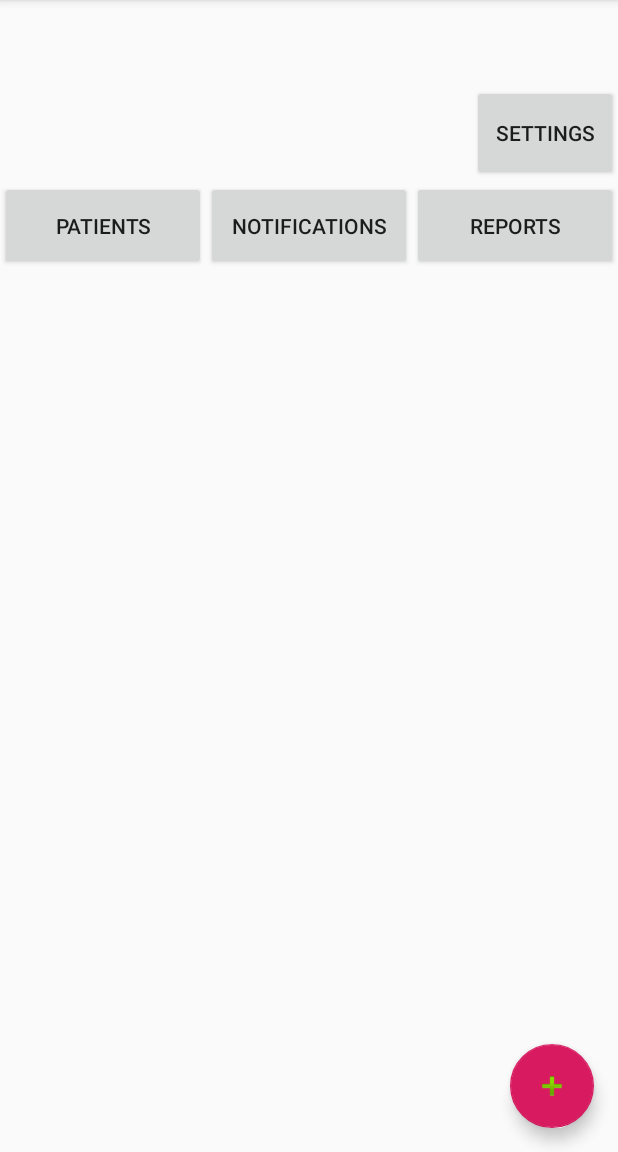
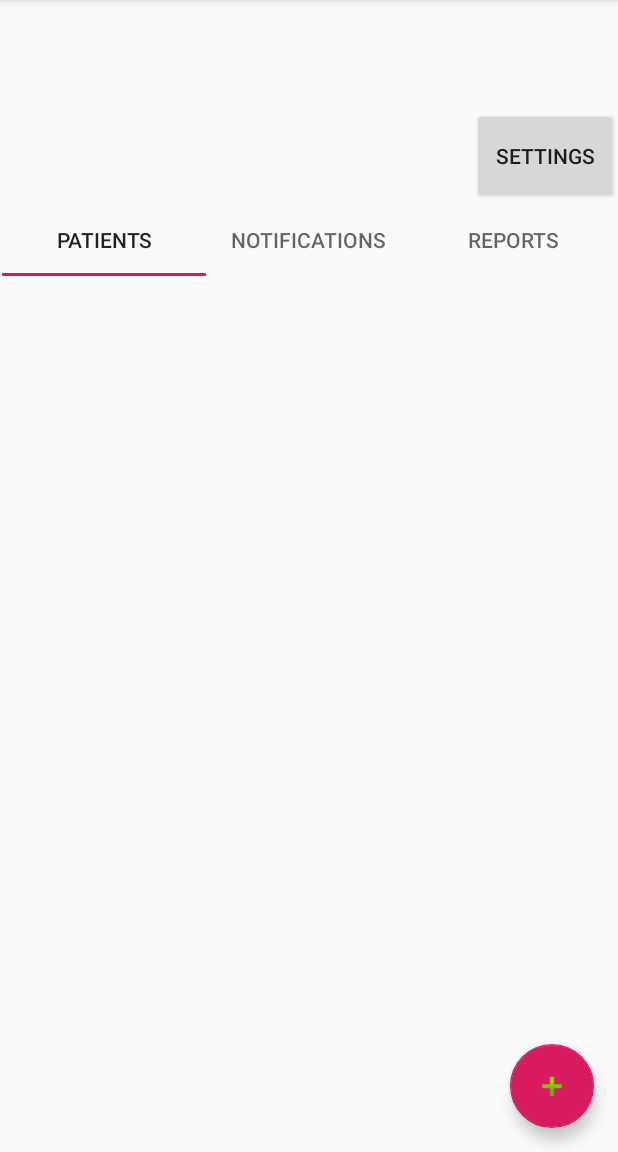
Before and after one commit to Elie-Kh/Grandma-Gear, an Android app: the UserActivity screen opened directly, with no data from a screen before it, on a phone screen of 412 x 824 dp, the part 84-1236 px from its top. Run offline under Robolectric (Android 15) with nearby library versions, the phone set to English and light mode, and no system bars; our stand-ins replace Firebase (no records; nobody signed in at launch, a user with empty details on screens opened directly).

Commit message:
Changed User layout to have tabs. Added comments with TODOs when database has functional data. Will do unit tests and push them a bit later.

```diff
--- /dev/null
+++ b/GrandmaGear/app/src/main/java/com/example/grandmagear/NotificationsTabFragment.java
@@ -0,0 +1,29 @@
+package com.example.grandmagear;
+
+import android.os.Bundle;
+import android.view.LayoutInflater;
+import android.view.View;
+import android.view.ViewGroup;
+import android.widget.Button;
+
+import androidx.annotation.NonNull;
+import androidx.annotation.Nullable;
+import androidx.fragment.app.Fragment;
+
+public class NotificationsTabFragment extends Fragment {
+
+
+    @Nullable
+    @Override
+    public View onCreateView(@NonNull LayoutInflater inflater, @Nullable ViewGroup container, @Nullable Bundle savedInstanceState) {
+        View view = inflater.inflate(R.layout.notifications_tab_fragment, container, false);
+
+        /*Think of way to display notifications.
+         * Possibly a recycler view.
+         * Make adapter for that view.
+         * Adapt it in here.
+         * */
+
+        return view;
+    }
+}
--- /dev/null
+++ b/GrandmaGear/app/src/main/java/com/example/grandmagear/PatientsTabFragment.java
@@ -0,0 +1,37 @@
+package com.example.grandmagear;
+
+import android.os.Bundle;
+import android.view.LayoutInflater;
+import android.view.View;
+import android.view.ViewGroup;
+import android.widget.Button;
+
+import androidx.annotation.NonNull;
+import androidx.annotation.Nullable;
+import androidx.fragment.app.Fragment;
+import androidx.recyclerview.widget.DividerItemDecoration;
+import androidx.recyclerview.widget.LinearLayoutManager;
+import androidx.recyclerview.widget.RecyclerView;
+
+import java.util.ArrayList;
+
+public class PatientsTabFragment extends Fragment {
+
+    private RecyclerView mRecyclerView;
+    private RecyclerViewAdapter mAdapter;
+    protected ArrayList<PatientDevice> mPatientsList;
+
+    @Nullable
+    @Override
+    public View onCreateView(@NonNull LayoutInflater inflater, @Nullable ViewGroup container, @Nullable Bundle savedInstanceState) {
+        View view = inflater.inflate(R.layout.patient_tab_fragment, container, false);
+        mRecyclerView = view.findViewById(R.id.device_recycler);
+        mAdapter = new RecyclerViewAdapter(mPatientsList);
+        mRecyclerView.setAdapter(mAdapter);
+        mRecyclerView.setLayoutManager(new LinearLayoutManager(getActivity()));
+        mRecyclerView.addItemDecoration(new DividerItemDecoration(mRecyclerView.getContext(),
+                DividerItemDecoration.VERTICAL));
+        return view;
+    }
+
+}
--- /dev/null
+++ b/GrandmaGear/app/src/main/java/com/example/grandmagear/ReportsTabFragment.java
@@ -0,0 +1,30 @@
+package com.example.grandmagear;
+
+import android.os.Bundle;
+import android.view.LayoutInflater;
+import android.view.View;
+import android.view.ViewGroup;
+import android.widget.Button;
+
+import androidx.annotation.NonNull;
+import androidx.annotation.Nullable;
+import androidx.fragment.app.Fragment;
+
+public class ReportsTabFragment extends Fragment {
+
+
+    @Nullable
+    @Override
+    public View onCreateView(@NonNull LayoutInflater inflater, @Nullable ViewGroup container, @Nullable Bundle savedInstanceState) {
+        View view = inflater.inflate(R.layout.reports_tab_fragment, container, false);
+
+        /*Think of way to display reports.
+        * Possibly a recycler view.
+        * Make adapter for that view.
+        * Adapt it in here.
+        * */
+
+
+        return view;
+    }
+}
--- /dev/null
+++ b/GrandmaGear/app/src/main/java/com/example/grandmagear/TabsAdapter.java
@@ -0,0 +1,42 @@
+package com.example.grandmagear;
+
+import androidx.annotation.NonNull;
+import androidx.annotation.Nullable;
+import androidx.fragment.app.Fragment;
+import androidx.fragment.app.FragmentManager;
+import androidx.fragment.app.FragmentPagerAdapter;
+
+import java.util.ArrayList;
+import java.util.List;
+
+public class TabsAdapter extends FragmentPagerAdapter {
+
+    private final List<Fragment> mFragmentList = new ArrayList<>();
+    private final List<String> mFragmentTitleList = new ArrayList<>();
+
+    public TabsAdapter(@NonNull FragmentManager fm, int behavior) {
+        super(fm, behavior);
+    }
+
+    public void addFragment(Fragment fragment, String title){
+        mFragmentList.add(fragment);
+        mFragmentTitleList.add(title);
+    }
+
+    @Nullable
+    @Override
+    public CharSequence getPageTitle(int position) {
+        return mFragmentTitleList.get(position);
+    }
+
+    @NonNull
+    @Override
+    public Fragment getItem(int position) {
+        return mFragmentList.get(position);
+    }
+
+    @Override
+    public int getCount() {
+        return mFragmentList.size();
+    }
+}
--- a/GrandmaGear/app/src/main/java/com/example/grandmagear/UserActivity.java
+++ b/GrandmaGear/app/src/main/java/com/example/grandmagear/UserActivity.java
@@ -5,6 +5,7 @@ import androidx.appcompat.app.AppCompatActivity;
 import androidx.recyclerview.widget.DividerItemDecoration;
 import androidx.recyclerview.widget.LinearLayoutManager;
 import androidx.recyclerview.widget.RecyclerView;
+import androidx.viewpager.widget.ViewPager;
 
 import android.content.Intent;
 import android.os.Bundle;
@@ -14,6 +15,7 @@ import android.view.View;
 import android.widget.Button;
 
 import com.google.android.material.floatingactionbutton.FloatingActionButton;
+import com.google.android.material.tabs.TabLayout;
 import com.google.firebase.auth.FirebaseAuth;
 
 import java.util.ArrayList;
@@ -21,31 +23,40 @@ import java.util.ArrayList;
 public class UserActivity extends AppCompatActivity {
     protected MenuItem mLogout;
     protected FirebaseAuth firebaseAuth;
-    protected RecyclerView mRecyclerView;
-    protected RecyclerViewAdapter mAdapter;
-    protected Button mPatients;
-    protected Button mNotifications;
-    protected Button mReports;
     protected Button mSettings;
     protected FloatingActionButton mAddPatient;
-    protected ArrayList<PatientDevice> mPatientsList;
-
+    protected PatientsTabFragment mPatientsTab = new PatientsTabFragment();
+    protected NotificationsTabFragment mNotificationsTab = new NotificationsTabFragment();
+    protected ReportsTabFragment mReportsTab = new ReportsTabFragment();
+    private TabsAdapter mTabsAdapter;
+    private ViewPager mViewPager;
+    public static final int BEHAVIOR_SET_USER_VISIBLE_HINT = 1;
 
     @Override
     protected void onCreate(Bundle savedInstanceState) {
         super.onCreate(savedInstanceState);
         setContentView(R.layout.activity_user);
+
         setupUI();
     }
 
     void setupUI(){
         firebaseAuth = FirebaseAuth.getInstance();
 
-        mPatients = findViewById(R.id.patients_view_button);
-        mNotifications = findViewById(R.id.notifications_button);
-        mReports = findViewById(R.id.reports_button);
+        mViewPager = findViewById(R.id.view_pager);
+        TabLayout tabLayout = findViewById(R.id.tabLayout);
+
         mSettings = findViewById(R.id.client_settings_button);
         mAddPatient = findViewById(R.id.add_patient_button);
+
+        mTabsAdapter = new TabsAdapter(getSupportFragmentManager(),
+                BEHAVIOR_SET_USER_VISIBLE_HINT);
+        mTabsAdapter.addFragment(mPatientsTab, "Patients");
+        mTabsAdapter.addFragment(mNotificationsTab, "Notifications");
+        mTabsAdapter.addFragment(mReportsTab, "Reports");
+        mViewPager.setAdapter(mTabsAdapter);
+
+        tabLayout.setupWithViewPager(mViewPager);
 
         mAddPatient.setOnClickListener(new View.OnClickListener() {
             @Override
@@ -54,13 +65,6 @@ public class UserActivity extends AppCompatActivity {
                 patientFrag.show(getSupportFragmentManager(), "AddPatientFragment");
             }
         });
-
-        mRecyclerView = findViewById(R.id.device_recycler);
-        mAdapter = new RecyclerViewAdapter(mPatientsList);
-        mRecyclerView.setAdapter(mAdapter);
-        mRecyclerView.setLayoutManager(new LinearLayoutManager(this));
-        mRecyclerView.addItemDecoration(new DividerItemDecoration(mRecyclerView.getContext(),
-                DividerItemDecoration.VERTICAL));
     }
 
     public void logout(){
--- a/GrandmaGear/app/src/main/res/layout/activity_user.xml
+++ b/GrandmaGear/app/src/main/res/layout/activity_user.xml
@@ -7,48 +7,13 @@
     tools:context=".UserActivity">
 
     <Button
-        android:id="@+id/reports_button"
-        android:layout_width="137dp"
-        android:layout_height="59dp"
-        android:text="@string/reports"
-        app:layout_constraintBottom_toTopOf="@+id/device_recycler"
-        app:layout_constraintStart_toEndOf="@+id/notifications_button"
-        tools:text="Reports" />
-
-    <Button
-        android:id="@+id/notifications_button"
-        android:layout_width="137dp"
-        android:layout_height="59dp"
-        android:text="@string/notifications"
-        app:layout_constraintBottom_toTopOf="@+id/device_recycler"
-        app:layout_constraintStart_toEndOf="@+id/patients_view_button"
-        tools:text="Notifications" />
-
-    <androidx.recyclerview.widget.RecyclerView
-        android:id="@+id/device_recycler"
-        android:layout_width="match_parent"
-        android:layout_height="wrap_content"
-        android:layout_marginTop="180dp"
-        app:layout_constraintStart_toStartOf="parent"
-        app:layout_constraintTop_toTopOf="parent" />
-
-    <Button
         android:id="@+id/client_settings_button"
         android:layout_width="97dp"
         android:layout_height="64dp"
         android:text="@string/settings"
-        app:layout_constraintBottom_toTopOf="@+id/reports_button"
-        app:layout_constraintEnd_toEndOf="@+id/device_recycler"
+        app:layout_constraintBottom_toTopOf="@+id/tabLayout"
+        app:layout_constraintEnd_toEndOf="parent"
         tools:text="Settings" />
-
-    <Button
-        android:id="@+id/patients_view_button"
-        android:layout_width="137dp"
-        android:layout_height="59dp"
-        android:text="@string/patients"
-        app:layout_constraintBottom_toTopOf="@+id/device_recycler"
-        app:layout_constraintStart_toStartOf="@+id/device_recycler"
-        tools:text="Patients" />
 
     <com.google.android.material.floatingactionbutton.FloatingActionButton
         android:id="@+id/add_patient_button"
@@ -60,4 +25,33 @@
         app:layout_constraintBottom_toBottomOf="parent"
         app:layout_constraintEnd_toEndOf="parent"
         app:srcCompat="@android:drawable/ic_input_add" />
+
+    <com.google.android.material.tabs.TabLayout
+        android:id="@+id/tabLayout"
+        android:layout_width="409dp"
+        android:layout_height="wrap_content"
+        android:layout_marginTop="136dp"
+        app:layout_constraintEnd_toEndOf="parent"
+        app:layout_constraintStart_toStartOf="parent"
+        app:layout_constraintTop_toTopOf="parent">
+
+        <com.google.android.material.tabs.TabItem
+            android:layout_width="wrap_content"
+            android:layout_height="wrap_content" />
+
+        <com.google.android.material.tabs.TabItem
+            android:layout_width="wrap_content"
+            android:layout_height="wrap_content" />
+
+        <com.google.android.material.tabs.TabItem
+            android:layout_width="wrap_content"
+            android:layout_height="wrap_content" />
+    </com.google.android.material.tabs.TabLayout>
+
+    <androidx.viewpager.widget.ViewPager
+        android:id="@+id/view_pager"
+        android:layout_width="409dp"
+        android:layout_height="473dp"
+        app:layout_constraintStart_toStartOf="parent"
+        app:layout_constraintTop_toBottomOf="@+id/tabLayout" />
 </androidx.constraintlayout.widget.ConstraintLayout>
--- a/GrandmaGear/app/src/main/res/layout/disclaimer_fragment.xml
+++ b/GrandmaGear/app/src/main/res/layout/disclaimer_fragment.xml
@@ -8,8 +8,8 @@
 
     <TextView
         android:id="@+id/textView3"
-        android:layout_width="match_parent"
-        android:layout_height="400dp"
+        android:layout_width="wrap_content"
+        android:layout_height="198dp"
         android:text="@string/disclaimer_text"
         app:layout_constraintStart_toStartOf="parent"
         app:layout_constraintTop_toTopOf="parent" />
@@ -18,19 +18,19 @@
         android:id="@+id/accept_disclaimer_button"
         android:layout_width="wrap_content"
         android:layout_height="wrap_content"
-        android:layout_marginStart="88dp"
-        android:layout_marginTop="108dp"
+        android:layout_marginTop="16dp"
         android:text="@string/accept_disclaimer"
-        app:layout_constraintStart_toStartOf="@+id/textView3"
+        app:layout_constraintStart_toStartOf="parent"
         app:layout_constraintTop_toBottomOf="@+id/textView3" />
 
     <Button
         android:id="@+id/decline_disclaimer_button"
         android:layout_width="wrap_content"
         android:layout_height="wrap_content"
-        android:layout_marginStart="40dp"
+        android:layout_marginStart="72dp"
         android:text="@string/decline_disclaimer"
         app:layout_constraintBottom_toBottomOf="@+id/accept_disclaimer_button"
+        app:layout_constraintEnd_toEndOf="@+id/textView3"
         app:layout_constraintStart_toEndOf="@+id/accept_disclaimer_button"
         app:layout_constraintTop_toTopOf="@+id/accept_disclaimer_button"
         app:layout_constraintVertical_bias="0.0" />
--- /dev/null
+++ b/GrandmaGear/app/src/main/res/layout/notifications_tab_fragment.xml
@@ -0,0 +1,7 @@
+<?xml version="1.0" encoding="utf-8"?>
+<androidx.constraintlayout.widget.ConstraintLayout
+    xmlns:android="http://schemas.android.com/apk/res/android"
+    xmlns:app="http://schemas.android.com/apk/res-auto"
+    xmlns:tools="http://schemas.android.com/tools"
+    android:layout_width="match_parent"
+    android:layout_height="match_parent"/>
--- /dev/null
+++ b/GrandmaGear/app/src/main/res/layout/patient_tab_fragment.xml
@@ -0,0 +1,15 @@
+<?xml version="1.0" encoding="utf-8"?>
+<androidx.constraintlayout.widget.ConstraintLayout xmlns:android="http://schemas.android.com/apk/res/android"
+    xmlns:app="http://schemas.android.com/apk/res-auto"
+    xmlns:tools="http://schemas.android.com/tools"
+    android:layout_width="match_parent"
+    android:layout_height="match_parent">
+
+    <androidx.recyclerview.widget.RecyclerView
+        android:id="@+id/device_recycler"
+        android:layout_width="match_parent"
+        android:layout_height="wrap_content"
+        app:layout_constraintStart_toStartOf="parent"
+        app:layout_constraintTop_toTopOf="parent" />
+
+</androidx.constraintlayout.widget.ConstraintLayout>
--- /dev/null
+++ b/GrandmaGear/app/src/main/res/layout/reports_tab_fragment.xml
@@ -0,0 +1,7 @@
+<?xml version="1.0" encoding="utf-8"?>
+<androidx.constraintlayout.widget.ConstraintLayout
+    xmlns:android="http://schemas.android.com/apk/res/android"
+    xmlns:app="http://schemas.android.com/apk/res-auto"
+    xmlns:tools="http://schemas.android.com/tools"
+    android:layout_width="match_parent"
+    android:layout_height="match_parent"/>
--- a/GrandmaGear/app/src/main/res/values/strings.xml
+++ b/GrandmaGear/app/src/main/res/values/strings.xml
@@ -4,7 +4,13 @@
     Meaning if a string shows in 2 pages, it will be under the first page reached below.-->
 
     <!-- activity_disclaimer_fragment xml -->
-    <string name="disclaimer_text">This is a holder for the disclaimer text.</string>
+    <string name="disclaimer_text">This is a holder for the disclaimer text.\n
+    This is a holder for the disclaimer text.\n
+    This is a holder for the disclaimer text.\n
+    This is a holder for the disclaimer text.\n
+    This is a holder for the disclaimer text.\n
+    This is a holder for the disclaimer text.\n
+    This is a holder for the disclaimer text.</string>
     <string name="accept_disclaimer">Accept</string>
     <string name="decline_disclaimer">Decline</string>
 
```
Also changed, not shown: GrandmaGear/app/src/main/java/com/example/grandmagear/AddPatientFragment.java (+10 -3 lines).
